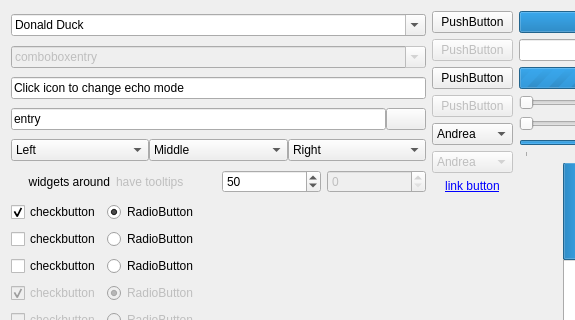
FedoraQt/adwaita-qt, file demo/widgetfactory.ui: the form before one commit; both pictures show x 0 to 575 and y 0 to 320 of the 1371 by 800 pixel window.
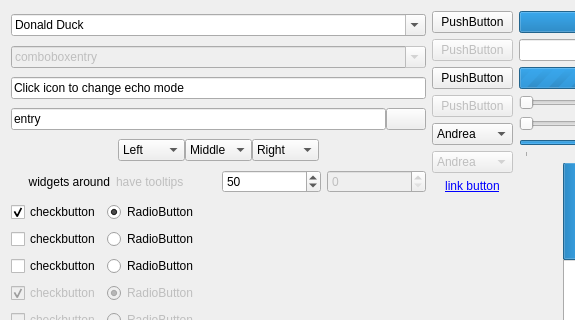
The form after the commit. Icons and pictures are not drawn.

Commit message:
Fix sizes and colors of some base widgets
Includes ComboBox, SpinBox, RadioButton, CheckButton, PushButton and LineEdit

Diff of the .ui file:
```diff
--- a/demo/widgetfactory.ui
+++ b/demo/widgetfactory.ui
@@ -477,6 +477,19 @@
      <property name="spacing">
       <number>0</number>
      </property>
+     <item>
+      <spacer name="horizontalSpacer">
+       <property name="orientation">
+        <enum>Qt::Horizontal</enum>
+       </property>
+       <property name="sizeHint" stdset="0">
+        <size>
+         <width>40</width>
+         <height>20</height>
+        </size>
+       </property>
+      </spacer>
+     </item>
      <item>
       <widget class="QComboBox" name="combobox1">
        <property name="toolTip">
@@ -549,6 +562,19 @@
        </item>
       </widget>
      </item>
+     <item>
+      <spacer name="horizontalSpacer_3">
+       <property name="orientation">
+        <enum>Qt::Horizontal</enum>
+       </property>
+       <property name="sizeHint" stdset="0">
+        <size>
+         <width>40</width>
+         <height>20</height>
+        </size>
+       </property>
+      </spacer>
+     </item>
     </layout>
    </item>
    <item row="5" column="0">
```
The commit also changes 4 other files.
